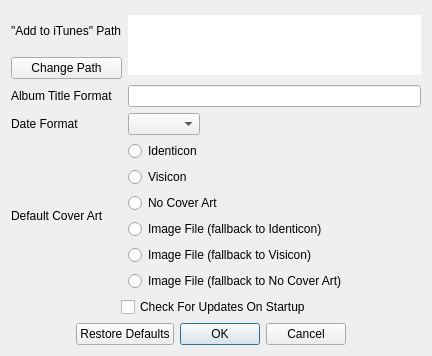
Above: src/ui/settings.ui from zpchavez/boottunes before the change. Below: the same form after it.
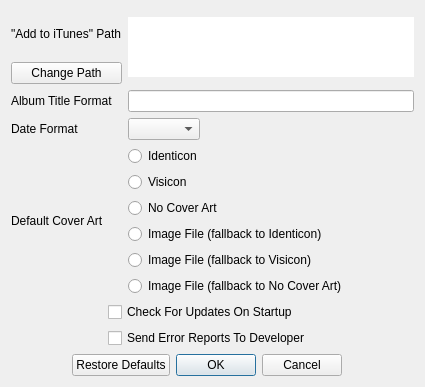
That is the form after the change.

Commit message: Added "Send Error Reports To Developer" checkbox to the settings dialog.

Patch:
```diff
--- a/src/ui/settings.ui
+++ b/src/ui/settings.ui
@@ -9,8 +9,8 @@
    <rect>
     <x>0</x>
     <y>0</y>
-    <width>432</width>
-    <height>356</height>
+    <width>425</width>
+    <height>387</height>
    </rect>
   </property>
   <property name="sizePolicy">
@@ -24,8 +24,6 @@
   </property>
   <layout class="QGridLayout" name="gridLayout_2">
    <item row="0" column="0">
-    <layout class="QGridLayout" name="gridLayout">
-     <item row="0" column="0">
       <widget class="QLabel" name="label_4">
        <property name="toolTip">
         <string/>
@@ -134,7 +132,7 @@
        </property>
        <property name="sizeHint" stdset="0">
         <size>
-         <width>98</width>
+       <width>138</width>
          <height>20</height>
         </size>
        </property>
@@ -200,8 +198,8 @@
       </layout>
      </item>
      <item row="5" column="0" colspan="3">
-      <layout class="QHBoxLayout" name="horizontalLayout_3">
-       <item>
+    <layout class="QGridLayout" name="gridLayout">
+     <item row="0" column="0">
         <spacer name="horizontalSpacer">
          <property name="orientation">
           <enum>Qt::Horizontal</enum>
@@ -214,14 +212,14 @@
          </property>
         </spacer>
        </item>
-       <item>
+     <item row="0" column="1">
         <widget class="QCheckBox" name="checkForUpdatesCheckBox">
          <property name="text">
           <string>Check For Updates On Startup</string>
          </property>
         </widget>
        </item>
-       <item>
+     <item row="0" column="2" colspan="2">
         <spacer name="horizontalSpacer_2">
          <property name="orientation">
           <enum>Qt::Horizontal</enum>
@@ -234,6 +232,42 @@
          </property>
         </spacer>
        </item>
+     <item row="1" column="0">
+      <spacer name="horizontalSpacer_6">
+       <property name="orientation">
+        <enum>Qt::Horizontal</enum>
+       </property>
+       <property name="sizeHint" stdset="0">
+        <size>
+         <width>40</width>
+         <height>20</height>
+        </size>
+       </property>
+      </spacer>
+     </item>
+     <item row="1" column="1" colspan="2">
+      <widget class="QCheckBox" name="sendErrorReportsCheckBox">
+       <property name="toolTip">
+        <string/>
+       </property>
+       <property name="text">
+        <string>Send Error Reports To Developer</string>
+       </property>
+      </widget>
+     </item>
+     <item row="1" column="3">
+      <spacer name="horizontalSpacer_7">
+       <property name="orientation">
+        <enum>Qt::Horizontal</enum>
+       </property>
+       <property name="sizeHint" stdset="0">
+        <size>
+         <width>40</width>
+         <height>20</height>
+        </size>
+       </property>
+      </spacer>
+     </item>
       </layout>
      </item>
      <item row="6" column="0" colspan="3">
@@ -277,8 +311,6 @@
           </size>
          </property>
         </spacer>
-       </item>
-      </layout>
      </item>
     </layout>
    </item>
```
Lines whose indentation alone changed are shown as unchanged. The commit also changes 4 other files.
